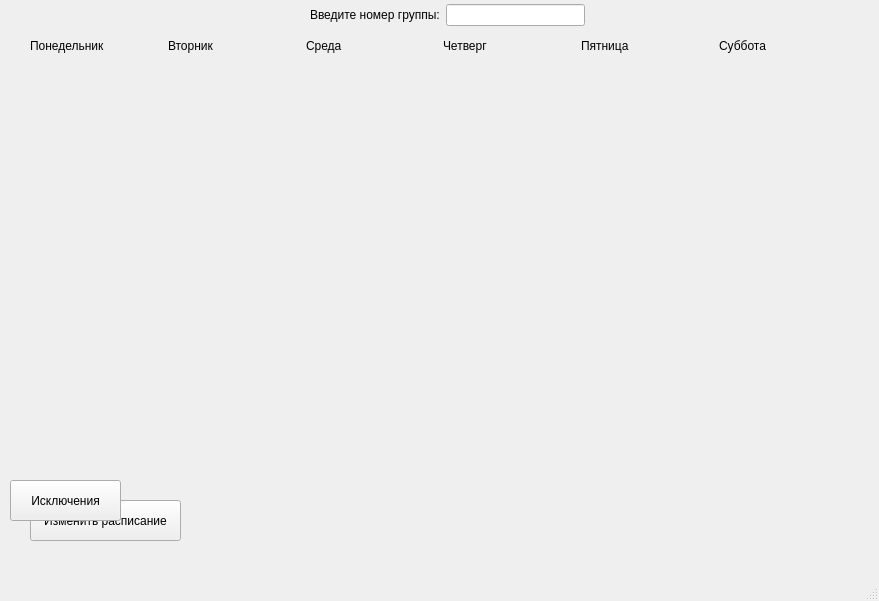
Before: the Qt Designer form client/mainwindow.ui in zefixed/raspyxxx, drawn with Qt 5.
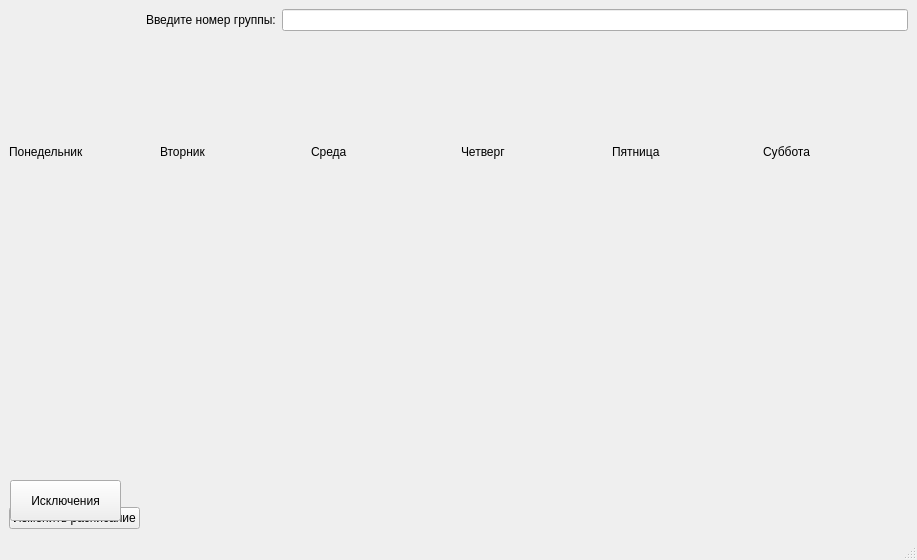
After: the same form once the commit is applied.

```diff
--- a/client/mainwindow.ui
+++ b/client/mainwindow.ui
@@ -6,23 +6,48 @@
    <rect>
     <x>0</x>
     <y>0</y>
-    <width>879</width>
-    <height>601</height>
+    <width>915</width>
+    <height>560</height>
    </rect>
   </property>
+  <property name="minimumSize">
+   <size>
+    <width>0</width>
+    <height>0</height>
+   </size>
+  </property>
   <property name="windowTitle">
    <string>Raspyxxx</string>
   </property>
   <widget class="QWidget" name="centralwidget">
-   <widget class="QWidget" name="layoutWidget">
-    <property name="geometry">
-     <rect>
-      <x>30</x>
-      <y>30</y>
-      <width>821</width>
-      <height>31</height>
-     </rect>
-    </property>
+   <property name="minimumSize">
+    <size>
+     <width>917</width>
+     <height>515</height>
+    </size>
+   </property>
+   <property name="maximumSize">
+    <size>
+     <width>1920</width>
+     <height>1080</height>
+    </size>
+   </property>
+   <layout class="QGridLayout" name="gridLayout">
+    <item row="0" column="1">
+     <layout class="QHBoxLayout" name="horizontalLayout_2">
+      <item>
+       <widget class="QLabel" name="input_group_label">
+        <property name="text">
+         <string>Введите номер группы:</string>
+        </property>
+       </widget>
+      </item>
+      <item>
+       <widget class="QLineEdit" name="input_group_lineedit"/>
+      </item>
+     </layout>
+    </item>
+    <item row="1" column="0" colspan="2">
     <layout class="QHBoxLayout" name="week_Layout">
      <item>
       <widget class="QLabel" name="monday_label">
@@ -67,65 +92,24 @@
       </widget>
      </item>
     </layout>
-   </widget>
-   <widget class="QPushButton" name="change_schedule_button">
-    <property name="geometry">
-     <rect>
-      <x>30</x>
-      <y>500</y>
-      <width>151</width>
-      <height>41</height>
-     </rect>
-    </property>
-    <property name="text">
-     <string>Изменить расписание</string>
-    </property>
-   </widget>
-   <widget class="QWidget" name="layoutWidget_2">
-    <property name="geometry">
-     <rect>
-      <x>310</x>
-      <y>0</y>
-      <width>275</width>
-      <height>30</height>
-     </rect>
-    </property>
-    <layout class="QHBoxLayout" name="horizontalLayout_2">
-     <item>
-      <widget class="QLabel" name="input_group_label">
-       <property name="text">
-        <string>Введите номер группы:</string>
-       </property>
-      </widget>
-     </item>
-     <item>
-      <widget class="QLineEdit" name="input_group_lineedit"/>
-     </item>
-    </layout>
-   </widget>
-   <widget class="QPushButton" name="exceptions_button">
-    <property name="geometry">
-     <rect>
-      <x>10</x>
-      <y>480</y>
-      <width>111</width>
-      <height>41</height>
-     </rect>
-    </property>
-    <property name="text">
-     <string>Исключения</string>
-    </property>
-   </widget>
-   <widget class="QWidget" name="">
-    <property name="geometry">
-     <rect>
-      <x>30</x>
-      <y>80</y>
-      <width>821</width>
-      <height>381</height>
-     </rect>
-    </property>
+    </item>
+    <item row="2" column="0" colspan="2">
     <layout class="QHBoxLayout" name="horizontalLayout">
+      <property name="sizeConstraint">
+       <enum>QLayout::SetDefaultConstraint</enum>
+      </property>
+      <property name="leftMargin">
+       <number>0</number>
+      </property>
+      <property name="topMargin">
+       <number>0</number>
+      </property>
+      <property name="rightMargin">
+       <number>0</number>
+      </property>
+      <property name="bottomMargin">
+       <number>0</number>
+      </property>
      <item>
       <widget class="QLabel" name="monday_schedule_label">
        <property name="text">
@@ -169,6 +153,27 @@
       </widget>
      </item>
     </layout>
+    </item>
+    <item row="3" column="0">
+     <widget class="QPushButton" name="change_schedule_button">
+      <property name="text">
+       <string>Изменить расписание</string>
+      </property>
+     </widget>
+    </item>
+   </layout>
+   <widget class="QPushButton" name="exceptions_button">
+    <property name="geometry">
+     <rect>
+      <x>10</x>
+      <y>480</y>
+      <width>111</width>
+      <height>41</height>
+     </rect>
+    </property>
+    <property name="text">
+     <string>Исключения</string>
+    </property>
    </widget>
   </widget>
   <widget class="QMenuBar" name="menubar">
```
Left out of the diff: 2 changed lines with no effect on the pictures. Lines whose indentation alone changed are shown as unchanged.
